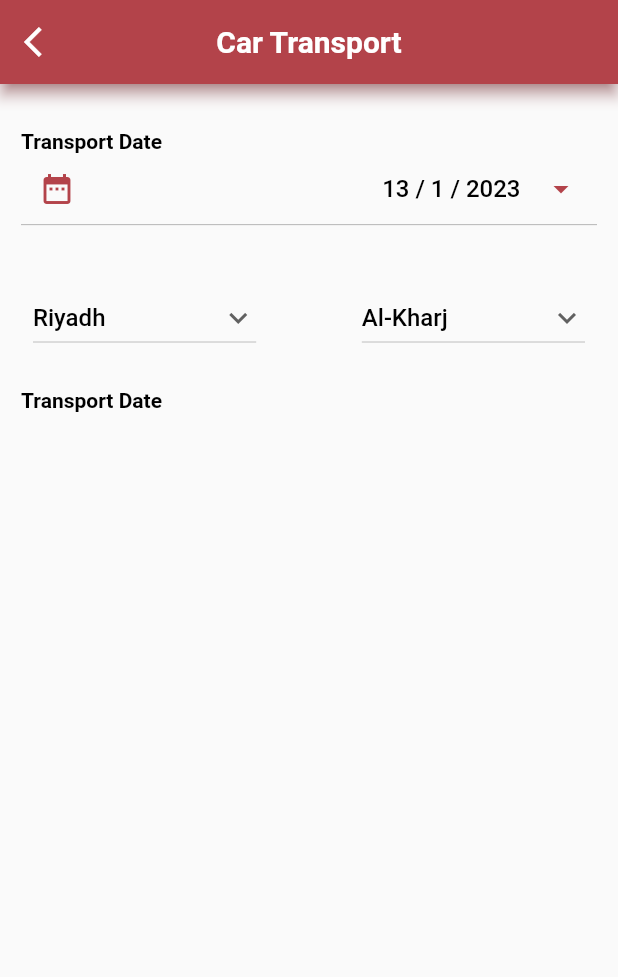
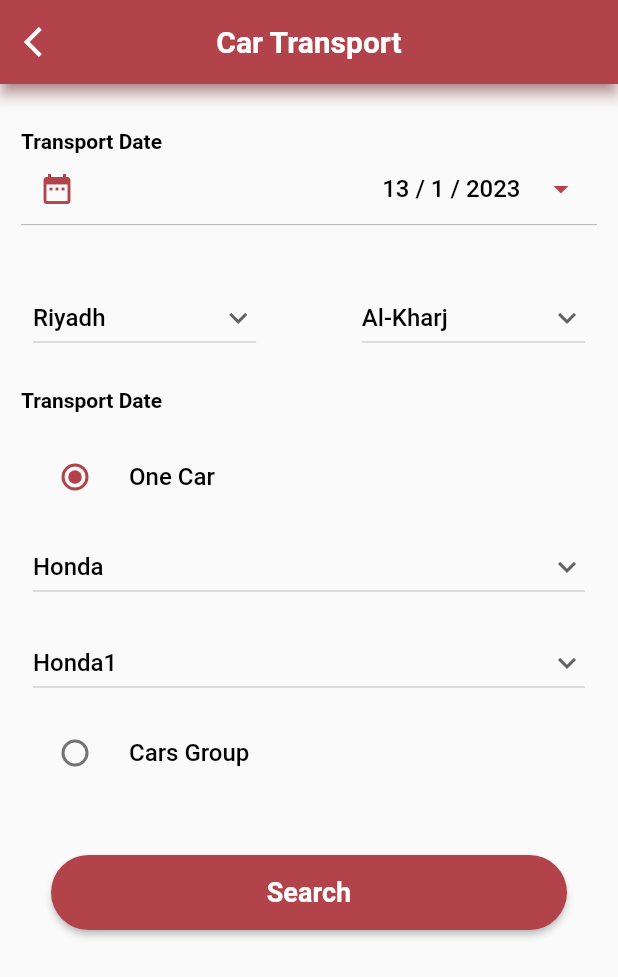
Before and after one commit to MostafaMohamedMokhtar/wakoody, a Flutter app: the OrderCreateView screen opened by its route, on a phone screen of 412 x 824 dp. Shown: the top 977 px of the screen. Run offline on Flutter 3.47's test engine with Material 2 defaults, Android fonts, the light colour scheme and no system bars; our stand-ins replace easy_localization, flutter_phoenix, flutter_riverpod, fluttertoast, geocoding, geolocator and 6 more; missing offline and left inert: geolocator_platform_interface, mac_address; accounts and stored records are empty; Roboto replaces fonts that are missing (Montserrat); project files that could hold a hidden picture were left out.

Commit message:
add dropdown of cars models to order_create screen

```diff
--- a/assets/translations/ar.json
+++ b/assets/translations/ar.json
@@ -44,7 +44,7 @@
   "location_permission_denied" : "السماح للموقع مرفوض",
   "location_permission_permanently_denied" : "السماح للموقع مرفوض بشكل دائم , لا يمكننا طلب الاذن",
   "notification": "الاشعارات",
-  "search": "البحث بواسطة الرقم",
+  "search_by_number": "البحث بواسطة الرقم",
   "create_new_order" : "انشاء طلب جديد",
   "invoice_title" : "الفاتورة",
   "bill-to" : "تشحن الى",
@@ -76,6 +76,9 @@
   "logistics": "شحن بضائع",
   "car_transport" : "نقل السيارات",
   "transport_date" : "موعد النقل",
+  "one_car":"سيارة واحدة",
+  "cars_group":"مجموعة سيارات",
+  "search":"بحث",
   "bad_request_error": "طلب غير صالح. حاول مرة أخرى لاحقًا",
   "forbidden_error": "طلب محظور. حاول مرة أخرى لاحقًا",
   "unauthorized_error": "مستخدم غير مصرح له , حاول مرة أخرى لاحقًا",
--- a/assets/translations/en-US.json
+++ b/assets/translations/en-US.json
@@ -44,7 +44,7 @@
   "location_permission_denied" : "Location permissions are denied",
   "location_permission_permanently_denied" : "Location permissions are permanently denied, we cannot request permissions.",
   "notification": "Notifications",
-  "search": "Search By Number",
+  "search_by_number": "Search By Number",
   "create_new_order" : "Create New Order",
   "invoice_title" : "Invoice",
   "bill-to" : "Bill to",
@@ -76,6 +76,9 @@
   "logistics": "Logistics",
   "car_transport" : "Car Transport",
   "transport_date" : "Transport Date",
+  "one_car":"One Car",
+  "cars_group":"Cars Group",
+  "search":"Search",
   "bad_request_error": "bad request. try again later",
   "forbidden_error": "forbidden request. try again later",
   "unauthorized_error": "user unauthorized, try again later",
--- a/lib/utils/resources/strings_manager.dart
+++ b/lib/utils/resources/strings_manager.dart
@@ -55,7 +55,7 @@ class AppStrings {
   static const String inProgress = "inProgress";
   static const String done = "done";
   static const String notifications = "notification";
-  static const String search = "search";
+  static const String searchByNumber = "search_by_number";
   static const String createNewOrder = "create_new_order";
   static const String invoice = "invoice_title";
   static const String billTo = "bill-to";
@@ -85,6 +85,9 @@ class AppStrings {
   static const String logistics = "logistics";
   static const String carTransport = "car_transport";
   static const String transportDate = "transport_date";
+  static const String oneCar = "one_car";
+  static const String carsGroup = "cars_group";
+  static const String search = "search";
 
   // error handler
   static const String badRequestError = "bad_request_error";
--- a/lib/view/bills/bills.dart
+++ b/lib/view/bills/bills.dart
@@ -226,7 +226,7 @@
                           color: ColorManager.white,
                         ),
                       ),
-                      hintText: AppStrings.search.tr(),
+                      hintText: AppStrings.searchByNumber.tr(),
                       border: InputBorder.none,
                       focusedBorder: InputBorder.none,
                       enabledBorder: InputBorder.none,
--- a/lib/view/bills/order_create.dart
+++ b/lib/view/bills/order_create.dart
@@ -1,6 +1,7 @@
 import 'package:easy_localization/easy_localization.dart';
 import 'package:flutter/material.dart';
 import 'package:wakoody/utils/date_piacker.dart';
+import 'package:wakoody/utils/resources/color_manager.dart';
 import 'package:wakoody/utils/resources/strings_manager.dart';
 import 'package:wakoody/utils/resources/values_manager.dart';
 
@@ -14,6 +15,9 @@ class OrderCreateView extends StatefulWidget {
 class _OrderCreateViewState extends State<OrderCreateView> {
   String dropdownvalue1 = 'Riyadh';
   String dropdownvalue2 = 'Al-Kharj';
+  String carTypeDropDown = 'Honda';
+  String carsCategoriesDropDown = 'Honda1';
+  String? car = 'one car' ;
 
   // List of items in our dropdown menu
   var cities = [
@@ -22,6 +26,21 @@ class _OrderCreateViewState extends State<OrderCreateView> {
     'Al-Dammam',
     'Jeddah',
     'Makkah',
+  ];
+
+  var cars = [
+    'Honda',
+    'BMW',
+    'Mercedes',
+    'KIA',
+    'Hyundai',
+  ];
+  var carModels = [
+    'Honda1',
+    'Honda2',
+    'Honda3',
+    'Honda4',
+    'Honda5',
   ];
 
   @override
@@ -113,8 +132,6 @@ class _OrderCreateViewState extends State<OrderCreateView> {
                         child: Text(city),
                       );
                     }).toList(),
-                    // After selecting the desired option,it will
-                    // change button value to selected value
                     onChanged: (String? newValue) {
                       setState(() {
                         dropdownvalue2 = newValue!;
@@ -127,6 +144,95 @@ class _OrderCreateViewState extends State<OrderCreateView> {
             const SizedBox(height: AppSize.s15,),
             Text(AppStrings.transportDate.tr() ,
               style: Theme.of(context).textTheme.headline4,),
+            const SizedBox(height: AppSize.s15,),
+            RadioListTile(
+                activeColor: ColorManager.primary,
+                title: Text(AppStrings.oneCar.tr()),
+                value: 'one car',
+                groupValue: car,
+                onChanged: (value){
+                  setState(() {
+                    car = value.toString() ;
+                  });
+                }
+            ),
+            /// cars types
+            Container(
+              width: MediaQuery.of(context).size.width,
+              padding: const EdgeInsets.all(AppPadding.p8),
+              //  color: Colors.lightBlue,
+              child: DropdownButton(
+                isExpanded: true,
+                // Initial Value
+                value: carTypeDropDown,
+
+                // Down Arrow Icon
+                icon: const Icon(Icons.keyboard_arrow_down),
+
+                // Array list of items
+                items: cars.map((String car) {
+                  return DropdownMenuItem(
+                    value: car,
+                    child: Text(car),
+                  );
+                }).toList(),
+                onChanged: (String? newValue) {
+                  setState(() {
+                    carTypeDropDown = newValue!;
+                  });
+                },
+              ),
+            ),
+            /// car categories
+            Container(
+              width: MediaQuery.of(context).size.width,
+              padding: const EdgeInsets.all(AppPadding.p8),
+              //  color: Colors.lightBlue,
+              child: DropdownButton(
+                isExpanded: true,
+                // Initial Value
+                value: carsCategoriesDropDown,
+
+                // Down Arrow Icon
+                icon: const Icon(Icons.keyboard_arrow_down),
+
+                // Array list of items
+                items: carModels.map((String model) {
+                  return DropdownMenuItem(
+                    value: model,
+                    child: Text(model),
+                  );
+                }).toList(),
+                onChanged: (String? newValue) {
+                  setState(() {
+                    carsCategoriesDropDown = newValue!;
+                  });
+                },
+              ),
+            ),
+            RadioListTile(
+                activeColor: ColorManager.primary,
+                title: Text(AppStrings.carsGroup.tr()),
+                value: 'cars group',
+                groupValue: car,
+                onChanged: (value){
+                  setState(() {
+                    car = value.toString() ;
+                  });
+                }
+            ),
+            Container(
+              width: MediaQuery.of(context).size.width,
+              height: AppSize.s50,
+              margin: const EdgeInsets.only(top: AppMargin.m40 , right: AppMargin.m20 , left: AppMargin.m20),
+              child: ElevatedButton(
+                onPressed: ()async{
+                //  Navigator.pushNamed(context, Routes.homeRoute);
+                },
+                style: Theme.of(context).elevatedButtonTheme.style,
+                child: Text(AppStrings.search.tr()),
+              ),
+            )
           ],
         ),
       ),
```
